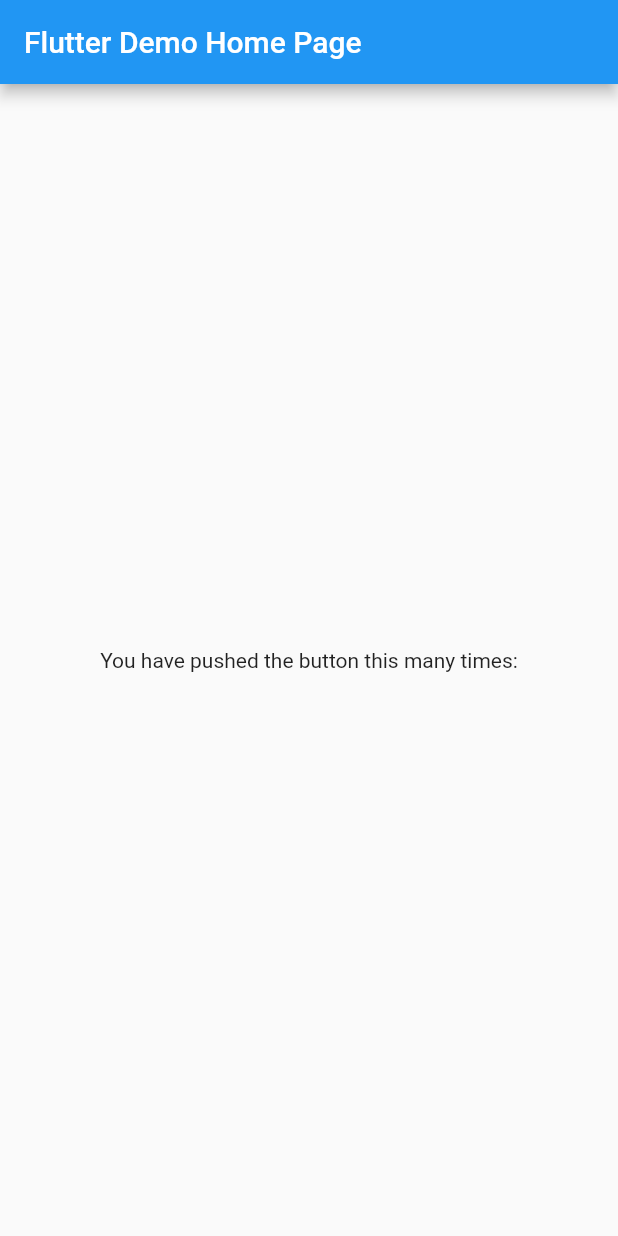
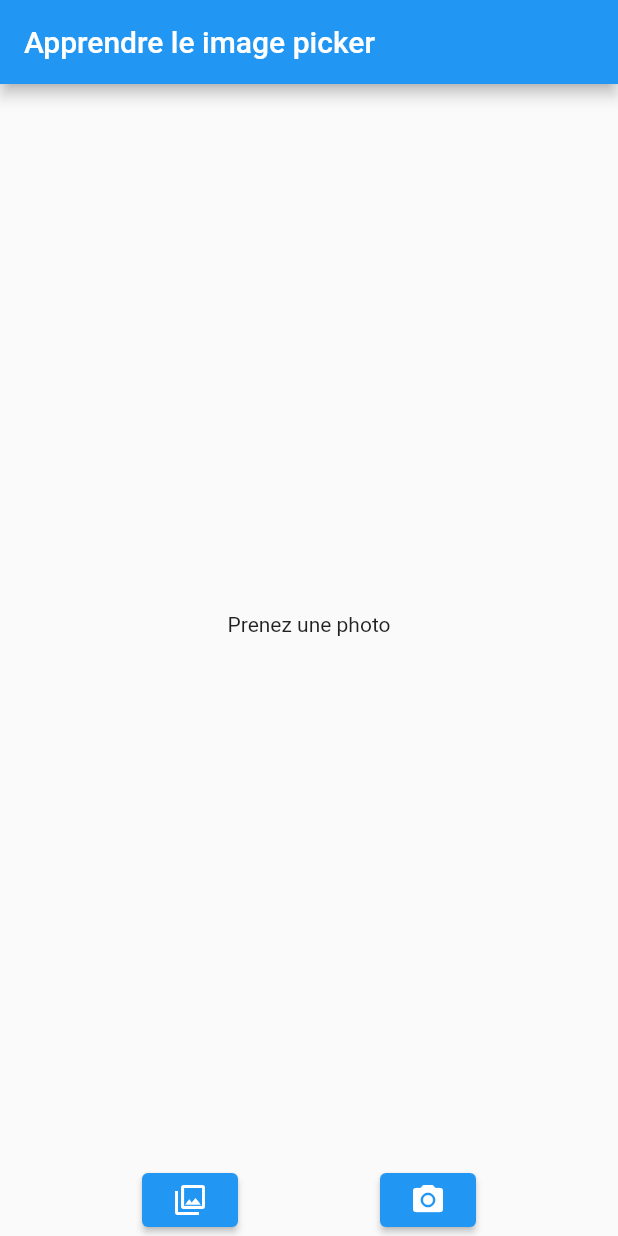
Before and after one commit to Hurtrelle-Romain/apprendre_photo_flutter, a Flutter app: the screen it shows after launch, on a phone screen of 412 x 824 dp. Run offline on Flutter 3.47's test engine with Material 2 defaults, Android fonts, the phone set to English and light mode, and no system bars; our stand-ins replace image_picker.

Commit message:
fin d'exercice

```diff
--- a/lib/main.dart
+++ b/lib/main.dart
@@ -1,3 +1,6 @@
+import 'dart:io';
+
+import 'package:flutter/gestures.dart';
 import 'package:flutter/material.dart';
 import 'package:image_picker/image_picker.dart';
 
@@ -17,7 +20,7 @@ class MyApp extends StatelessWidget {
       theme: ThemeData(
         primarySwatch: Colors.blue,
       ),
-      home: const MyHomePage(title: 'Flutter Demo Home Page'),
+      home: const MyHomePage(title: 'Apprendre le image picker'),
     );
   }
 }
@@ -32,7 +35,8 @@ class MyHomePage extends StatefulWidget {
 
 class _MyHomePageState extends State<MyHomePage> {
 
-
+ImagePicker imagePicker = ImagePicker();
+File? file;
 
 
   @override
@@ -45,14 +49,40 @@ class _MyHomePageState extends State<MyHomePage> {
       ),
       body: Center(
         child: Column(
-          mainAxisAlignment: MainAxisAlignment.center,
+          mainAxisAlignment: MainAxisAlignment.spaceEvenly,
+          mainAxisSize: MainAxisSize.max,
           children: <Widget>[
-            const Text(
-              'You have pushed the button this many times:',
+            Expanded(
+                child: (file != null)
+                    ? Image.file(file!)
+                    : const Center( child : Text("Prenez une photo")),
             ),
+
+            Row(
+              mainAxisSize: MainAxisSize.max,
+              mainAxisAlignment: MainAxisAlignment.spaceEvenly,
+              children: [
+                ElevatedButton(
+                    onPressed: (() => useCamera(ImageSource.gallery)),
+                    child: Icon(Icons.photo_library_outlined),
+                ),
+              ElevatedButton(onPressed: (() => useCamera(ImageSource.camera)),
+                  child: const Icon(Icons.camera_alt))
+              ],
+            )
           ],
         ),
       ),
     );
   }
+
+  Future useCamera(ImageSource source) async {
+    XFile? xFile = await imagePicker.pickImage(source: source);
+    if (xFile != null) {
+      setState(() {
+        file = File(xFile!.path);
+      });
+    }
+  }
+
 }
```
